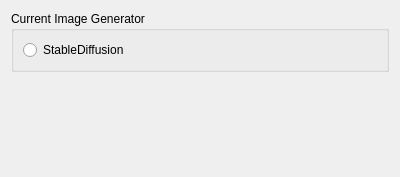
Above: src/airunner/widgets/image_generator_preferences/templates/image_generator_preferences.ui from Capsize-Games/airunner before the change. Below: the same form after it.
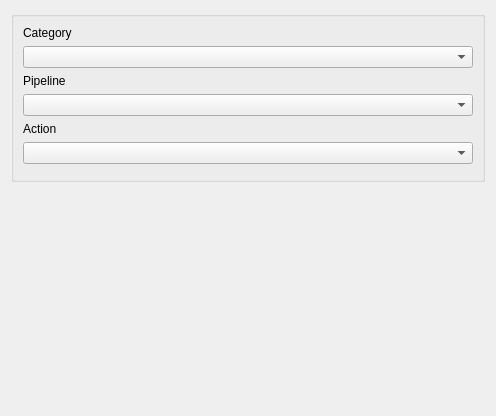
That is the form after the change. Custom widgets are drawn as their Qt base class.

Commit message: generator and LLM chat fixes

Patch:
```diff
--- a/src/airunner/widgets/image_generator_preferences/templates/image_generator_preferences.ui
+++ b/src/airunner/widgets/image_generator_preferences/templates/image_generator_preferences.ui
@@ -6,30 +6,14 @@
    <rect>
     <x>0</x>
     <y>0</y>
-    <width>400</width>
-    <height>177</height>
+    <width>496</width>
+    <height>416</height>
    </rect>
   </property>
   <property name="windowTitle">
    <string>Form</string>
   </property>
   <layout class="QGridLayout" name="gridLayout">
-   <item row="0" column="0">
-    <widget class="QGroupBox" name="groupBox">
-     <property name="title">
-      <string>Current Image Generator</string>
-     </property>
-     <layout class="QGridLayout" name="gridLayout_2">
-      <item row="0" column="0">
-       <widget class="QRadioButton" name="stablediffusion">
-        <property name="text">
-         <string>StableDiffusion</string>
-        </property>
-       </widget>
-      </item>
-     </layout>
-    </widget>
-   </item>
    <item row="1" column="0">
     <spacer name="verticalSpacer">
      <property name="orientation">
@@ -43,8 +27,58 @@
      </property>
     </spacer>
    </item>
+   <item row="0" column="0">
+    <widget class="QGroupBox" name="groupBox">
+     <property name="title">
+      <string/>
+     </property>
+     <layout class="QGridLayout" name="gridLayout_2">
+      <item row="7" column="0">
+       <widget class="QLabel" name="label_4">
+        <property name="text">
+         <string>Action</string>
+        </property>
+       </widget>
+      </item>
+      <item row="8" column="0">
+       <widget class="QComboBox" name="action"/>
+      </item>
+      <item row="4" column="0">
+       <widget class="QComboBox" name="pipeline"/>
+      </item>
+      <item row="0" column="0">
+       <widget class="QLabel" name="label">
+        <property name="text">
+         <string>Category</string>
+        </property>
+       </widget>
+      </item>
+      <item row="3" column="0">
+       <widget class="QLabel" name="label_2">
+        <property name="text">
+         <string>Pipeline</string>
+        </property>
+       </widget>
+      </item>
+      <item row="1" column="0">
+       <widget class="QComboBox" name="category"/>
+      </item>
+      <item row="9" column="0">
+       <widget class="StableDiffusionSettingsWidget" name="generator_form" native="true"/>
+      </item>
+     </layout>
+    </widget>
+   </item>
   </layout>
  </widget>
+ <customwidgets>
+  <customwidget>
+   <class>StableDiffusionSettingsWidget</class>
+   <extends>QWidget</extends>
+   <header>airunner/widgets/stablediffusion/stable_diffusion_settings_widget</header>
+   <container>1</container>
+  </customwidget>
+ </customwidgets>
  <resources/>
  <connections>
   <connection>
```
Left out of the diff: 51 changed lines with no effect on the pictures. The commit also changes 12 other files.
